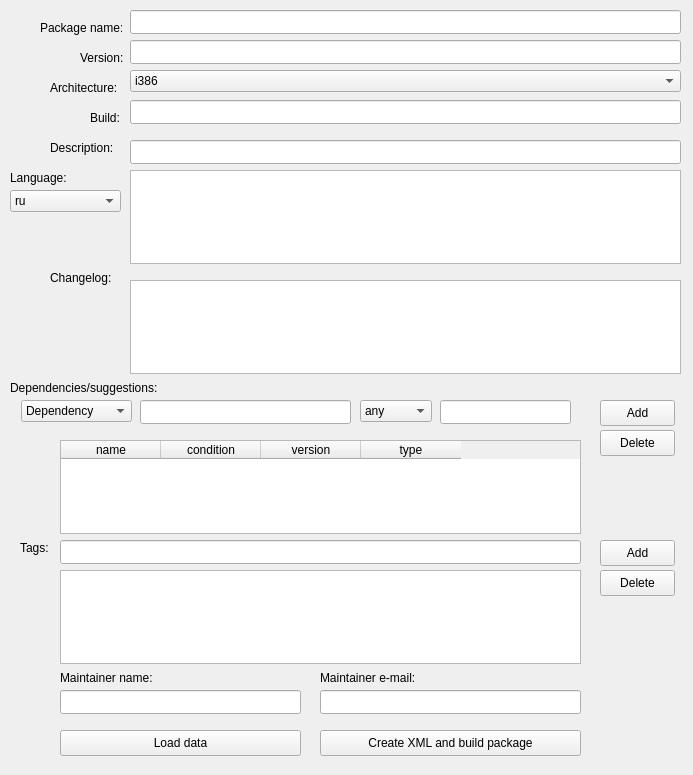
This is mpkg/packagebuilder/package_builder.ui in BackupTheBerlios/mops as Qt 5 draws it before an edit. The edited form follows.
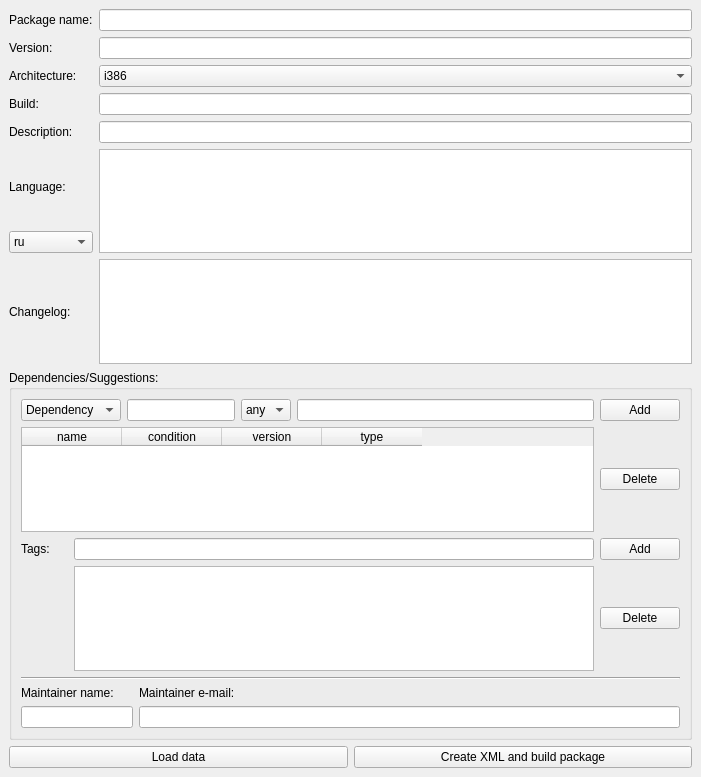
This is the edited form.

Diff of the .ui file:
```diff
--- a/mpkg/packagebuilder/package_builder.ui
+++ b/mpkg/packagebuilder/package_builder.ui
@@ -5,238 +5,37 @@
    <rect>
     <x>0</x>
     <y>0</y>
-    <width>693</width>
-    <height>775</height>
+    <width>701</width>
+    <height>777</height>
    </rect>
   </property>
   <property name="windowTitle" >
    <string>MOPSLinux package builder</string>
   </property>
-  <widget class="QComboBox" name="DepSuggestComboBox" >
-   <property name="geometry" >
-    <rect>
-     <x>21</x>
-     <y>400</y>
-     <width>111</width>
-     <height>22</height>
-    </rect>
+  <layout class="QVBoxLayout" >
+   <property name="margin" >
+    <number>9</number>
    </property>
-   <item>
-    <property name="text" >
-     <string>Dependency</string>
-    </property>
-   </item>
+   <property name="spacing" >
+    <number>6</number>
+   </property>
    <item>
-    <property name="text" >
-     <string>Suggestion</string>
-    </property>
-   </item>
-  </widget>
-  <widget class="QLabel" name="label" >
-   <property name="geometry" >
-    <rect>
-     <x>40</x>
-     <y>20</y>
-     <width>82</width>
-     <height>16</height>
-    </rect>
-   </property>
-   <property name="text" >
-    <string>Package name:</string>
-   </property>
-  </widget>
-  <widget class="QLabel" name="label_2" >
-   <property name="geometry" >
-    <rect>
-     <x>80</x>
-     <y>50</y>
-     <width>51</width>
-     <height>16</height>
-    </rect>
-   </property>
-   <property name="text" >
-    <string>Version:</string>
-   </property>
-  </widget>
-  <widget class="QLabel" name="label_4" >
-   <property name="geometry" >
-    <rect>
-     <x>90</x>
-     <y>110</y>
-     <width>31</width>
-     <height>16</height>
-    </rect>
-   </property>
-   <property name="text" >
-    <string>Build:</string>
-   </property>
-  </widget>
+    <layout class="QGridLayout" >
+     <property name="margin" >
+      <number>0</number>
+     </property>
+     <property name="spacing" >
+      <number>6</number>
+     </property>
+     <item row="2" column="0" >
   <widget class="QLabel" name="label_3" >
-   <property name="geometry" >
-    <rect>
-     <x>50</x>
-     <y>80</y>
-     <width>69</width>
-     <height>16</height>
-    </rect>
-   </property>
    <property name="text" >
     <string>Architecture:</string>
    </property>
   </widget>
-  <widget class="QLabel" name="label_6" >
-   <property name="geometry" >
-    <rect>
-     <x>10</x>
-     <y>170</y>
-     <width>61</width>
-     <height>16</height>
-    </rect>
-   </property>
-   <property name="text" >
-    <string>Language:</string>
-   </property>
-  </widget>
-  <widget class="QLabel" name="label_7" >
-   <property name="geometry" >
-    <rect>
-     <x>50</x>
-     <y>270</y>
-     <width>62</width>
-     <height>16</height>
-    </rect>
-   </property>
-   <property name="text" >
-    <string>Changelog:</string>
-   </property>
-  </widget>
-  <widget class="QLabel" name="label_8" >
-   <property name="geometry" >
-    <rect>
-     <x>10</x>
-     <y>380</y>
-     <width>150</width>
-     <height>16</height>
-    </rect>
-   </property>
-   <property name="text" >
-    <string>Dependencies/suggestions:</string>
-   </property>
-  </widget>
-  <widget class="QLabel" name="label_5" >
-   <property name="geometry" >
-    <rect>
-     <x>50</x>
-     <y>140</y>
-     <width>66</width>
-     <height>16</height>
-    </rect>
-   </property>
-   <property name="text" >
-    <string>Description:</string>
-   </property>
-  </widget>
-  <widget class="QLabel" name="label_9" >
-   <property name="geometry" >
-    <rect>
-     <x>20</x>
-     <y>540</y>
-     <width>31</width>
-     <height>16</height>
-    </rect>
-   </property>
-   <property name="text" >
-    <string>Tags:</string>
-   </property>
-  </widget>
-  <widget class="QComboBox" name="DescriptionLanguageComboBox" >
-   <property name="geometry" >
-    <rect>
-     <x>10</x>
-     <y>190</y>
-     <width>111</width>
-     <height>22</height>
-    </rect>
-   </property>
-   <item>
-    <property name="text" >
-     <string>ru</string>
-    </property>
-   </item>
-   <item>
-    <property name="text" >
-     <string>en</string>
-    </property>
-   </item>
-  </widget>
-  <widget class="QPushButton" name="TagAddButton" >
-   <property name="geometry" >
-    <rect>
-     <x>600</x>
-     <y>540</y>
-     <width>75</width>
-     <height>26</height>
-    </rect>
-   </property>
-   <property name="text" >
-    <string>Add</string>
-   </property>
-  </widget>
-  <widget class="QPushButton" name="TagDeleteButton" >
-   <property name="geometry" >
-    <rect>
-     <x>600</x>
-     <y>570</y>
-     <width>75</width>
-     <height>26</height>
-    </rect>
-   </property>
-   <property name="text" >
-    <string>Delete</string>
-   </property>
-  </widget>
-  <widget class="QPushButton" name="DepDeleteButton" >
-   <property name="geometry" >
-    <rect>
-     <x>600</x>
-     <y>430</y>
-     <width>75</width>
-     <height>26</height>
-    </rect>
-   </property>
-   <property name="text" >
-    <string>Delete</string>
-   </property>
-  </widget>
-  <widget class="QLineEdit" name="NameEdit" >
-   <property name="geometry" >
-    <rect>
-     <x>130</x>
-     <y>10</y>
-     <width>551</width>
-     <height>24</height>
-    </rect>
-   </property>
-  </widget>
-  <widget class="QLineEdit" name="VersionEdit" >
-   <property name="geometry" >
-    <rect>
-     <x>130</x>
-     <y>40</y>
-     <width>551</width>
-     <height>24</height>
-    </rect>
-   </property>
-  </widget>
+     </item>
+     <item row="2" column="1" >
   <widget class="QComboBox" name="ArchComboBox" >
-   <property name="geometry" >
-    <rect>
-     <x>130</x>
-     <y>70</y>
-     <width>551</width>
-     <height>22</height>
-    </rect>
-   </property>
    <item>
     <property name="text" >
      <string>i386</string>
@@ -263,87 +62,104 @@
     </property>
    </item>
   </widget>
-  <widget class="QLineEdit" name="BuildEdit" >
-   <property name="geometry" >
-    <rect>
-     <x>130</x>
-     <y>100</y>
-     <width>551</width>
-     <height>24</height>
-    </rect>
-   </property>
-  </widget>
-  <widget class="QLineEdit" name="ShortDescriptionEdit" >
-   <property name="geometry" >
-    <rect>
-     <x>130</x>
-     <y>140</y>
-     <width>551</width>
-     <height>24</height>
-    </rect>
-   </property>
-  </widget>
-  <widget class="QTextEdit" name="DescriptionEdit" >
-   <property name="geometry" >
-    <rect>
-     <x>130</x>
-     <y>170</y>
-     <width>551</width>
-     <height>94</height>
-    </rect>
-   </property>
-  </widget>
-  <widget class="QTextEdit" name="ChangelogEdit" >
-   <property name="geometry" >
-    <rect>
-     <x>130</x>
-     <y>280</y>
-     <width>551</width>
-     <height>94</height>
-    </rect>
-   </property>
-  </widget>
-  <widget class="QPushButton" name="DepAddButton" >
-   <property name="geometry" >
-    <rect>
-     <x>600</x>
-     <y>400</y>
-     <width>75</width>
-     <height>26</height>
-    </rect>
-   </property>
+     </item>
+     <item row="6" column="0" >
+      <widget class="QComboBox" name="DescriptionLanguageComboBox" >
+       <item>
+        <property name="text" >
+         <string>ru</string>
+        </property>
+       </item>
+       <item>
+        <property name="text" >
+         <string>en</string>
+        </property>
+       </item>
+      </widget>
+     </item>
+     <item row="7" column="0" >
+      <widget class="QLabel" name="label_7" >
+       <property name="text" >
+        <string>Changelog:</string>
+       </property>
+      </widget>
+     </item>
+     <item rowspan="2" row="5" column="1" >
+      <widget class="QTextEdit" name="DescriptionEdit" />
+     </item>
+     <item row="0" column="1" >
+      <widget class="QLineEdit" name="NameEdit" />
+     </item>
+     <item row="4" column="0" >
+      <widget class="QLabel" name="label_5" >
+       <property name="text" >
+        <string>Description:</string>
+       </property>
+      </widget>
+     </item>
+     <item row="3" column="1" >
+      <widget class="QLineEdit" name="BuildEdit" />
+     </item>
+     <item row="7" column="1" >
+      <widget class="QTextEdit" name="ChangelogEdit" />
+     </item>
+     <item row="0" column="0" >
+      <widget class="QLabel" name="label" >
+       <property name="text" >
+        <string>Package name:</string>
+       </property>
+      </widget>
+     </item>
+     <item row="1" column="1" >
+      <widget class="QLineEdit" name="VersionEdit" />
+     </item>
+     <item row="5" column="0" >
+      <widget class="QLabel" name="label_6" >
    <property name="text" >
-    <string>Add</string>
-   </property>
-  </widget>
-  <widget class="QListWidget" name="TagListWidget" >
-   <property name="geometry" >
-    <rect>
-     <x>60</x>
-     <y>570</y>
-     <width>521</width>
-     <height>94</height>
-    </rect>
-   </property>
-  </widget>
-  <widget class="QLineEdit" name="TagEdit" >
-   <property name="geometry" >
-    <rect>
-     <x>60</x>
-     <y>540</y>
-     <width>521</width>
-     <height>24</height>
-    </rect>
-   </property>
-  </widget>
+        <string>Language:</string>
+       </property>
+      </widget>
+     </item>
+     <item row="3" column="0" >
+      <widget class="QLabel" name="label_4" >
+       <property name="text" >
+        <string>Build:</string>
+       </property>
+      </widget>
+     </item>
+     <item row="1" column="0" >
+      <widget class="QLabel" name="label_2" >
+       <property name="text" >
+        <string>Version:</string>
+       </property>
+      </widget>
+     </item>
+     <item row="4" column="1" >
+      <widget class="QLineEdit" name="ShortDescriptionEdit" />
+     </item>
+    </layout>
+   </item>
+   <item>
+    <widget class="QGroupBox" name="groupBox" >
+     <property name="title" >
+      <string>Dependencies/Suggestions:</string>
+     </property>
+     <layout class="QGridLayout" >
+      <property name="margin" >
+       <number>9</number>
+      </property>
+      <property name="spacing" >
+       <number>6</number>
+      </property>
+      <item row="1" column="0" colspan="6" >
   <widget class="QTableWidget" name="DepTableWidget" >
-   <property name="geometry" >
-    <rect>
-     <x>60</x>
-     <y>440</y>
-     <width>521</width>
-     <height>94</height>
-    </rect>
+        <property name="sizePolicy" >
+         <sizepolicy>
+          <hsizetype>7</hsizetype>
+          <vsizetype>7</vsizetype>
+          <horstretch>0</horstretch>
+          <verstretch>0</verstretch>
+         </sizepolicy>
    </property>
    <column>
     <property name="text" >
@@ -366,25 +182,53 @@
     </property>
    </column>
   </widget>
-  <widget class="QLineEdit" name="DepVersionEdit" >
-   <property name="geometry" >
-    <rect>
-     <x>440</x>
-     <y>400</y>
-     <width>131</width>
-     <height>24</height>
-    </rect>
-   </property>
-  </widget>
+      </item>
+      <item row="0" column="2" colspan="2" >
+       <widget class="QLineEdit" name="DepNameEdit" />
+      </item>
+      <item row="0" column="0" colspan="2" >
+       <widget class="QComboBox" name="DepSuggestComboBox" >
+        <item>
+         <property name="text" >
+          <string>Dependency</string>
+         </property>
+        </item>
+        <item>
+         <property name="text" >
+          <string>Suggestion</string>
+         </property>
+        </item>
+       </widget>
+      </item>
+      <item row="5" column="3" >
+       <widget class="QLabel" name="label_11" >
+        <property name="text" >
+         <string>Maintainer e-mail:</string>
+        </property>
+       </widget>
+      </item>
+      <item row="5" column="0" colspan="3" >
+       <widget class="QLabel" name="label_10" >
+        <property name="text" >
+         <string>Maintainer name:</string>
+        </property>
+       </widget>
+      </item>
+      <item row="6" column="0" colspan="3" >
+       <widget class="QLineEdit" name="MaintainerNameEdit" />
+      </item>
+      <item row="6" column="3" colspan="4" >
+       <widget class="QLineEdit" name="MaintainerMailEdit" />
+      </item>
+      <item row="4" column="0" colspan="7" >
+       <widget class="Line" name="line" >
+        <property name="orientation" >
+         <enum>Qt::Horizontal</enum>
+        </property>
+       </widget>
+      </item>
+      <item row="0" column="4" >
   <widget class="QComboBox" name="DepConditionComboBox" >
-   <property name="geometry" >
-    <rect>
-     <x>360</x>
-     <y>400</y>
-     <width>72</width>
-     <height>22</height>
-    </rect>
-   </property>
    <item>
     <property name="text" >
      <string>any</string>
@@ -416,88 +260,79 @@
     </property>
    </item>
   </widget>
-  <widget class="QLineEdit" name="DepNameEdit" >
-   <property name="geometry" >
-    <rect>
-     <x>140</x>
-     <y>400</y>
-     <width>211</width>
-     <height>24</height>
-    </rect>
-   </property>
-  </widget>
-  <widget class="QLineEdit" name="MaintainerMailEdit" >
-   <property name="geometry" >
-    <rect>
-     <x>320</x>
-     <y>690</y>
-     <width>261</width>
-     <height>24</height>
-    </rect>
-   </property>
-  </widget>
-  <widget class="QLineEdit" name="MaintainerNameEdit" >
-   <property name="geometry" >
-    <rect>
-     <x>60</x>
-     <y>690</y>
-     <width>241</width>
-     <height>24</height>
-    </rect>
-   </property>
-  </widget>
-  <widget class="QLabel" name="label_10" >
-   <property name="geometry" >
-    <rect>
-     <x>60</x>
-     <y>670</y>
-     <width>94</width>
-     <height>16</height>
-    </rect>
-   </property>
+      </item>
+      <item row="0" column="5" >
+       <widget class="QLineEdit" name="DepVersionEdit" />
+      </item>
+      <item row="0" column="6" >
+       <widget class="QPushButton" name="DepAddButton" >
+        <property name="text" >
+         <string>Add</string>
+        </property>
+       </widget>
+      </item>
+      <item row="3" column="1" colspan="5" >
+       <widget class="QListWidget" name="TagListWidget" />
+      </item>
+      <item row="3" column="6" >
+       <widget class="QPushButton" name="TagDeleteButton" >
+        <property name="text" >
+         <string>Delete</string>
+        </property>
+       </widget>
+      </item>
+      <item row="2" column="6" >
+       <widget class="QPushButton" name="TagAddButton" >
+        <property name="text" >
+         <string>Add</string>
+        </property>
+       </widget>
+      </item>
+      <item row="2" column="1" colspan="5" >
+       <widget class="QLineEdit" name="TagEdit" />
+      </item>
+      <item row="2" column="0" >
+       <widget class="QLabel" name="label_9" >
    <property name="text" >
-    <string>Maintainer name:</string>
-   </property>
-  </widget>
-  <widget class="QLabel" name="label_11" >
-   <property name="geometry" >
-    <rect>
-     <x>320</x>
-     <y>670</y>
-     <width>97</width>
-     <height>16</height>
-    </rect>
-   </property>
+         <string>Tags:</string>
+        </property>
+       </widget>
+      </item>
+      <item row="1" column="6" >
+       <widget class="QPushButton" name="DepDeleteButton" >
    <property name="text" >
-    <string>Maintainer e-mail:</string>
-   </property>
-  </widget>
+         <string>Delete</string>
+        </property>
+       </widget>
+      </item>
+     </layout>
+    </widget>
+   </item>
+   <item>
+    <layout class="QHBoxLayout" >
+     <property name="margin" >
+      <number>0</number>
+     </property>
+     <property name="spacing" >
+      <number>6</number>
+     </property>
+     <item>
   <widget class="QPushButton" name="LoadButton" >
-   <property name="geometry" >
-    <rect>
-     <x>60</x>
-     <y>730</y>
-     <width>241</width>
-     <height>26</height>
-    </rect>
-   </property>
    <property name="text" >
     <string>Load data</string>
    </property>
   </widget>
+     </item>
+     <item>
   <widget class="QPushButton" name="BuildButton" >
-   <property name="geometry" >
-    <rect>
-     <x>320</x>
-     <y>730</y>
-     <width>261</width>
-     <height>26</height>
-    </rect>
-   </property>
    <property name="text" >
     <string>Create XML and build package</string>
    </property>
   </widget>
+     </item>
+    </layout>
+   </item>
+  </layout>
  </widget>
  <resources/>
  <connections/>
```
Lines whose indentation alone changed are shown as unchanged.
